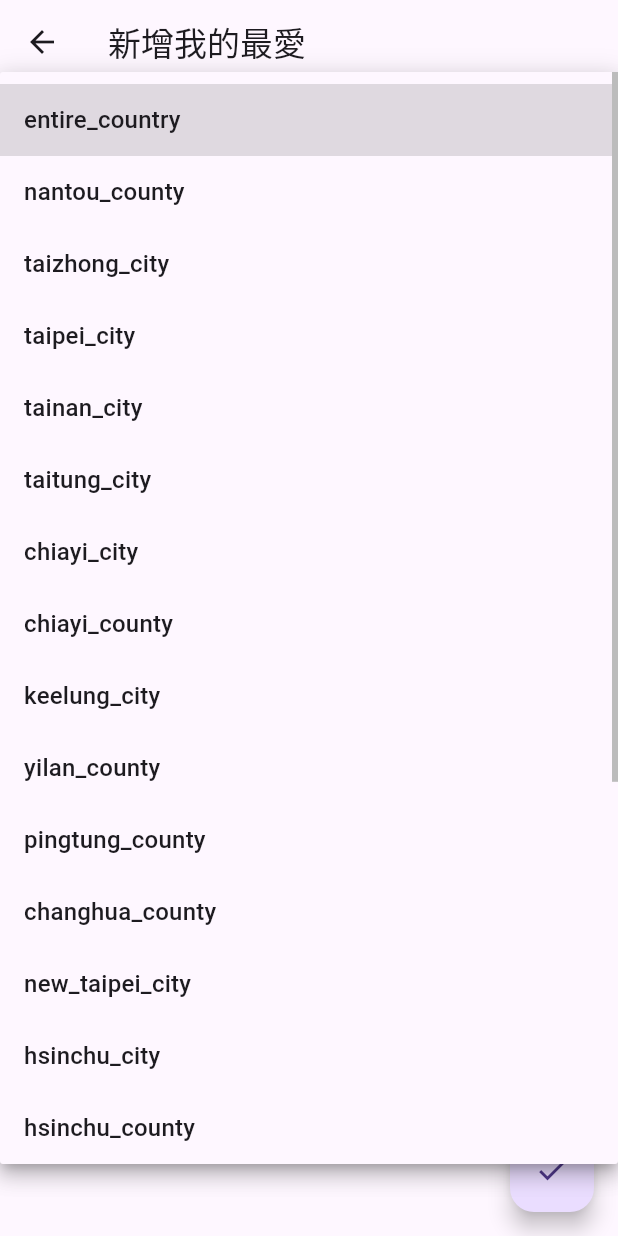
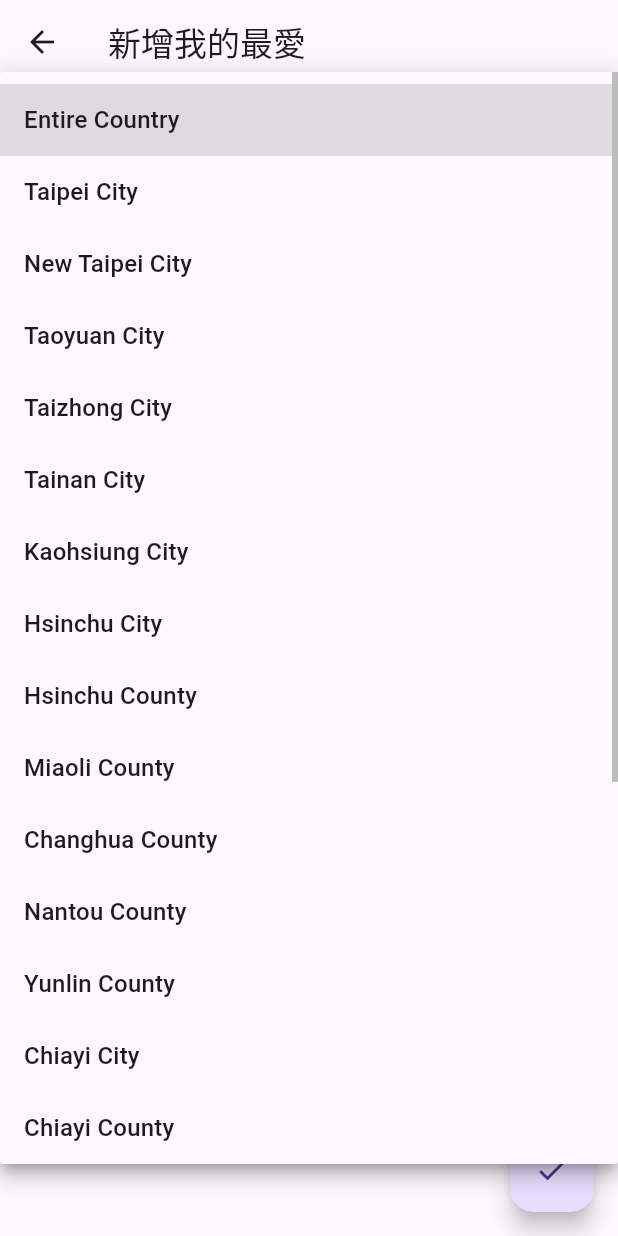
Before and after one commit to HowHaoChih/Carbon_APP_Fonted, a Flutter app: the AddFavoritePage screen opened directly, after a tap on "選擇縣市", on a phone screen of 412 x 824 dp. Run offline on Flutter 3.47's test engine with Material 3 defaults, Android fonts, the phone set to English and light mode, and no system bars; our stand-ins replace fl_chart, flutter_map, hive, hive_flutter, latlong2; accounts and stored records are empty; generated files the repository leaves out were written again.

Commit message:
favorite_complete
favorite page to industry page working well

```diff
--- a/lib/screens/add_favorite.dart
+++ b/lib/screens/add_favorite.dart
@@ -2,6 +2,7 @@ import 'dart:convert';
 import 'dart:io';
 import 'package:flutter/material.dart';
 import 'package:path_provider/path_provider.dart';
+import '../l10n/l10n.dart';
 
 class AddFavoritePage extends StatefulWidget {
   const AddFavoritePage({super.key});
@@ -13,13 +14,33 @@ class AddFavoritePage extends StatefulWidget {
 class _AddFavoritePageState extends State<AddFavoritePage> {
   String? selectedCity;
   List<String> industries = [
-    "residential",
-    "services",
-    "energy",
-    "manufacturing",
-    "transportation",
-    "electricity"
+    "Residential",
+    "Services",
+    "Energy",
+    "Manufacturing",
+    "Transportation",
+    "Electricity"
   ];
+
+  static String getDepartmentName(BuildContext context, String key) {
+    switch (key) {
+      case "Residential":
+        return context.l10n.residential;
+      case "Services":
+        return context.l10n.services;
+      case "Energy":
+        return context.l10n.energy;
+      case "Manufacturing":
+        return context.l10n.manufacturing;
+      case "Transportation":
+        return context.l10n.transportation;
+      case "Electricity":
+        return context.l10n.electricity;
+      default:
+        return key;
+    }
+  }
+
   List<String> selectedIndustries = [];
 
   Future<File> _getFavoriteFile() async {
@@ -85,29 +106,29 @@ class _AddFavoritePageState extends State<AddFavoritePage> {
             DropdownButtonFormField<String>(
               decoration: InputDecoration(labelText: "選擇縣市"),
               value: selectedCity,
-              items: ["entire_country",
-                      "nantou_county",
-                      "taizhong_city",
-                      "taipei_city",
-                      "tainan_city",
-                      "taitung_city",
-                      "chiayi_city",
-                      "chiayi_county",
-                      "keelung_city",
-                      "yilan_county",
-                      "pingtung_county",
-                      "changhua_county",
-                      "new_taipei_city",
-                      "hsinchu_city",
-                      "hsinchu_county",
-                      "taoyuan_city",
-                      "penghu_county",
-                      "hualien_county",
-                      "miaoli_county",
-                      "lienchiang_county",
-                      "kinmen_county",
-                      "yunlin_county",
-                      "kaohsiung_city"]
+              items: [context.l10n.entire_country,
+                context.l10n.taipei_city,
+                context.l10n.new_taipei_city,
+                context.l10n.taoyuan_city,
+                context.l10n.taizhong_city,
+                context.l10n.tainan_city,
+                context.l10n.kaohsiung_city,
+                context.l10n.hsinchu_city,
+                context.l10n.hsinchu_county,
+                context.l10n.miaoli_county,
+                context.l10n.changhua_county,
+                context.l10n.nantou_county,
+                context.l10n.yunlin_county,
+                context.l10n.chiayi_city,
+                context.l10n.chiayi_county,
+                context.l10n.pingtung_county,
+                context.l10n.yilan_county,
+                context.l10n.hualien_county,
+                context.l10n.taitung_city,
+                context.l10n.penghu_county,
+                context.l10n.kinmen_county,
+                context.l10n.lienchiang_county,
+                context.l10n.keelung_city]
                   .map((city) => DropdownMenuItem(
                 value: city,
                 child: Text(city),
```
Also changed, not shown: lib/screens/favorite_page.dart (+21 -24 lines), lib/screens/industry_page.dart (+14 -2 lines).
